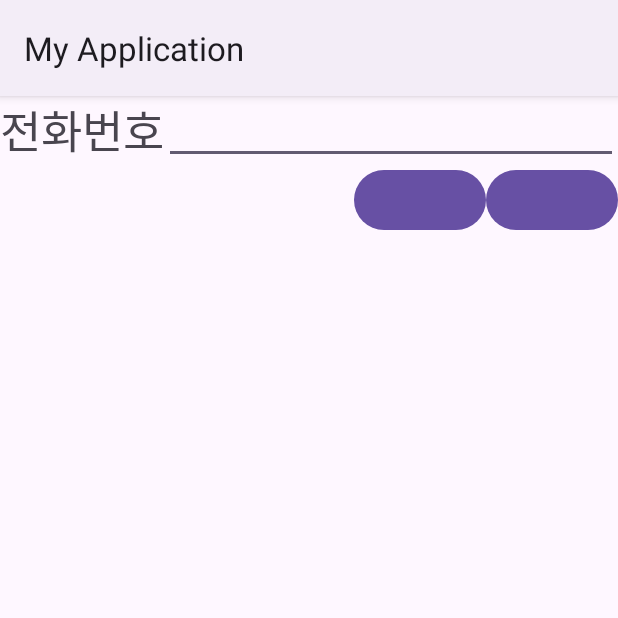
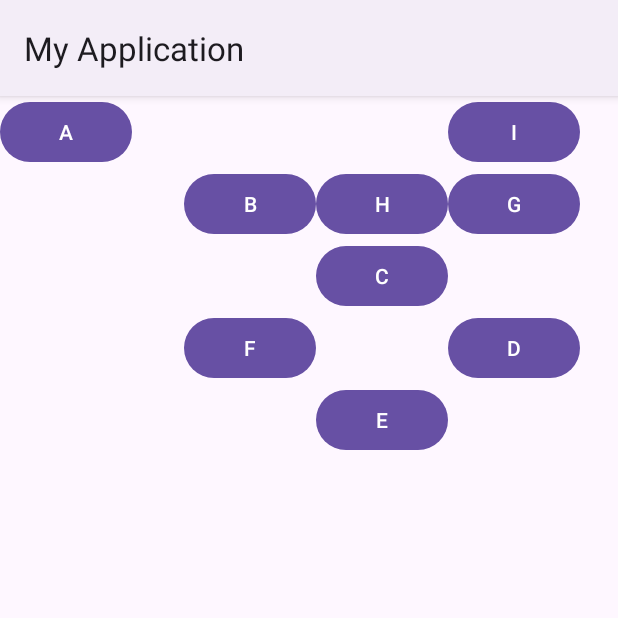
Before and after one commit to hsyoodev/MyApplication, an Android app: the screen it shows after launch (MainActivity), on a phone screen of 412 x 824 dp, the top half of it. Run offline under Robolectric (Android 15) with nearby library versions, the phone set to English and light mode, and no system bars.

Commit message:
RelativeLayout 5

```diff
--- a/app/src/main/res/layout/activity_main.xml
+++ b/app/src/main/res/layout/activity_main.xml
@@ -3,30 +3,75 @@
     android:layout_width="match_parent"
     android:layout_height="match_parent">
 
-    <TextView
-        android:id="@+id/tel"
-        android:textSize="30sp"
-        android:text="전화번호"
+    <Button
+        android:id="@+id/a"
         android:layout_width="wrap_content"
-        android:layout_height="wrap_content" />
-
-    <EditText
-        android:id="@+id/input"
-        android:layout_toRightOf="@id/tel"
-        android:layout_width="match_parent"
-        android:layout_height="wrap_content" />
+        android:layout_height="wrap_content"
+        android:text="A" />
 
     <Button
-        android:id="@+id/cancel"
-        android:layout_below="@id/input"
-        android:layout_alignParentRight="true"
+        android:id="@+id/i"
+        android:layout_alignParentEnd="true"
+        android:layout_marginEnd="25dp"
         android:layout_width="wrap_content"
-        android:layout_height="wrap_content" />
+        android:layout_height="wrap_content"
+        android:text="I" />
 
     <Button
-        android:layout_toLeftOf="@id/cancel"
-        android:layout_below="@id/input"
+        android:id="@+id/g"
+        android:layout_below="@id/i"
+        android:layout_marginEnd="25dp"
+        android:layout_alignParentEnd="true"
         android:layout_width="wrap_content"
-        android:layout_height="wrap_content" />
+        android:layout_height="wrap_content"
+        android:text="G" />
+
+    <Button
+        android:id="@+id/h"
+        android:layout_toLeftOf="@id/g"
+        android:layout_below="@id/i"
+        android:layout_width="wrap_content"
+        android:layout_height="wrap_content"
+        android:text="H" />
+
+    <Button
+        android:id="@+id/b"
+        android:layout_toLeftOf="@id/h"
+        android:layout_below="@id/i"
+        android:layout_width="wrap_content"
+        android:layout_height="wrap_content"
+        android:text="B" />
+
+    <Button
+        android:id="@+id/c"
+        android:layout_toLeftOf="@id/g"
+        android:layout_below="@id/h"
+        android:layout_width="wrap_content"
+        android:layout_height="wrap_content"
+        android:text="C" />
+
+    <Button
+        android:id="@+id/f"
+        android:layout_toLeftOf="@id/c"
+        android:layout_below="@id/c"
+        android:layout_width="wrap_content"
+        android:layout_height="wrap_content"
+        android:text="F" />
+
+    <Button
+        android:id="@+id/d"
+        android:layout_toRightOf="@id/c"
+        android:layout_below="@id/c"
+        android:layout_width="wrap_content"
+        android:layout_height="wrap_content"
+        android:text="D" />
+
+    <Button
+        android:id="@+id/e"
+        android:layout_toRightOf="@id/f"
+        android:layout_below="@id/f"
+        android:layout_width="wrap_content"
+        android:layout_height="wrap_content"
+        android:text="E" />
 
 </RelativeLayout>
```
